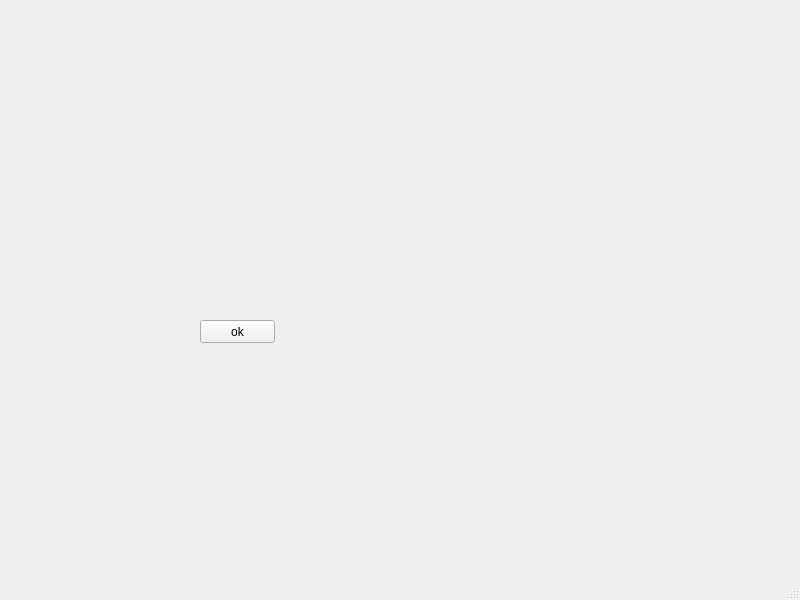
This is user_interfaces/main_window.ui in fireis/video-choices as Qt 5 draws it before an edit. The edited form follows.
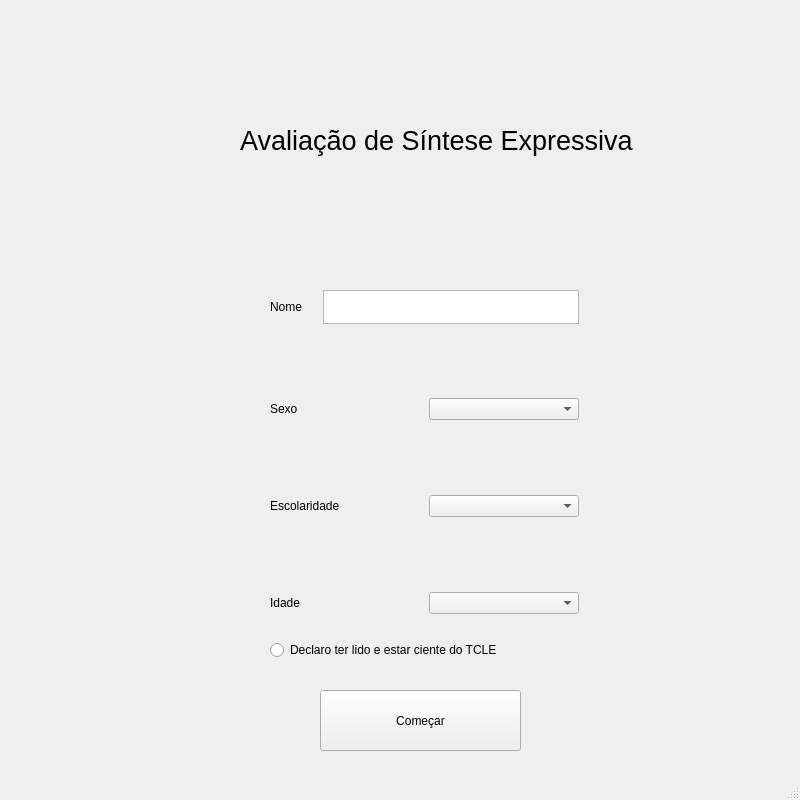
This is the edited form.

What changed in the file:
```diff
--- a/user_interfaces/main_window.ui
+++ b/user_interfaces/main_window.ui
@@ -7,7 +7,7 @@
     <x>0</x>
     <y>0</y>
     <width>800</width>
-    <height>600</height>
+    <height>800</height>
    </rect>
   </property>
   <property name="windowTitle">
@@ -17,14 +17,194 @@
    <widget class="QPushButton" name="button1">
     <property name="geometry">
      <rect>
-      <x>200</x>
-      <y>320</y>
-      <width>75</width>
-      <height>23</height>
+      <x>320</x>
+      <y>690</y>
+      <width>201</width>
+      <height>61</height>
      </rect>
     </property>
     <property name="text">
-     <string>ok</string>
+     <string>Começar</string>
+    </property>
+   </widget>
+   <widget class="QWidget" name="verticalLayoutWidget">
+    <property name="geometry">
+     <rect>
+      <x>270</x>
+      <y>190</y>
+      <width>309</width>
+      <height>424</height>
+     </rect>
+    </property>
+    <layout class="QVBoxLayout" name="verticalLayout" stretch="3,1,2,2,2,2,2,2">
+     <property name="spacing">
+      <number>8</number>
+     </property>
+     <item>
+      <spacer name="verticalSpacer_4">
+       <property name="orientation">
+        <enum>Qt::Vertical</enum>
+       </property>
+       <property name="sizeHint" stdset="0">
+        <size>
+         <width>20</width>
+         <height>40</height>
+        </size>
+       </property>
+      </spacer>
+     </item>
+     <item>
+      <layout class="QHBoxLayout" name="horizontalLayout">
+       <item>
+        <widget class="QLabel" name="label">
+         <property name="text">
+          <string>Nome</string>
+         </property>
+        </widget>
+       </item>
+       <item>
+        <spacer name="horizontalSpacer">
+         <property name="orientation">
+          <enum>Qt::Horizontal</enum>
+         </property>
+         <property name="sizeHint" stdset="0">
+          <size>
+           <width>10</width>
+           <height>20</height>
+          </size>
+         </property>
+        </spacer>
+       </item>
+       <item>
+        <widget class="QPlainTextEdit" name="plainTextEdit">
+         <property name="minimumSize">
+          <size>
+           <width>256</width>
+           <height>30</height>
+          </size>
+         </property>
+         <property name="maximumSize">
+          <size>
+           <width>256</width>
+           <height>60</height>
+          </size>
+         </property>
+        </widget>
+       </item>
+      </layout>
+     </item>
+     <item>
+      <spacer name="verticalSpacer">
+       <property name="orientation">
+        <enum>Qt::Vertical</enum>
+       </property>
+       <property name="sizeHint" stdset="0">
+        <size>
+         <width>0</width>
+         <height>0</height>
+        </size>
+       </property>
+      </spacer>
+     </item>
+     <item>
+      <layout class="QHBoxLayout" name="horizontalLayout_4">
+       <item>
+        <widget class="QLabel" name="sex_label">
+         <property name="text">
+          <string>Sexo</string>
+         </property>
+        </widget>
+       </item>
+       <item>
+        <widget class="QComboBox" name="sex_box"/>
+       </item>
+      </layout>
+     </item>
+     <item>
+      <spacer name="verticalSpacer_2">
+       <property name="orientation">
+        <enum>Qt::Vertical</enum>
+       </property>
+       <property name="sizeHint" stdset="0">
+        <size>
+         <width>20</width>
+         <height>40</height>
+        </size>
+       </property>
+      </spacer>
+     </item>
+     <item>
+      <layout class="QHBoxLayout" name="horizontalLayout_3">
+       <item>
+        <widget class="QLabel" name="edu_label">
+         <property name="text">
+          <string>Escolaridade</string>
+         </property>
+        </widget>
+       </item>
+       <item>
+        <widget class="QComboBox" name="edu_lvl_box"/>
+       </item>
+      </layout>
+     </item>
+     <item>
+      <spacer name="verticalSpacer_3">
+       <property name="orientation">
+        <enum>Qt::Vertical</enum>
+       </property>
+       <property name="sizeHint" stdset="0">
+        <size>
+         <width>20</width>
+         <height>40</height>
+        </size>
+       </property>
+      </spacer>
+     </item>
+     <item>
+      <layout class="QHBoxLayout" name="horizontalLayout_2">
+       <item>
+        <widget class="QLabel" name="age_label">
+         <property name="text">
+          <string>Idade</string>
+         </property>
+        </widget>
+       </item>
+       <item>
+        <widget class="QComboBox" name="age_range_box"/>
+       </item>
+      </layout>
+     </item>
+    </layout>
+   </widget>
+   <widget class="QLabel" name="label_2">
+    <property name="geometry">
+     <rect>
+      <x>240</x>
+      <y>110</y>
+      <width>421</width>
+      <height>61</height>
+     </rect>
+    </property>
+    <property name="font">
+     <font>
+      <pointsize>20</pointsize>
+     </font>
+    </property>
+    <property name="text">
+     <string>Avaliação de Síntese Expressiva</string>
+    </property>
+   </widget>
+   <widget class="QRadioButton" name="radioButton">
+    <property name="geometry">
+     <rect>
+      <x>270</x>
+      <y>640</y>
+      <width>301</width>
+      <height>20</height>
+     </rect>
+    </property>
+    <property name="text">
+     <string>Declaro ter lido e estar ciente do TCLE</string>
     </property>
    </widget>
   </widget>
```
